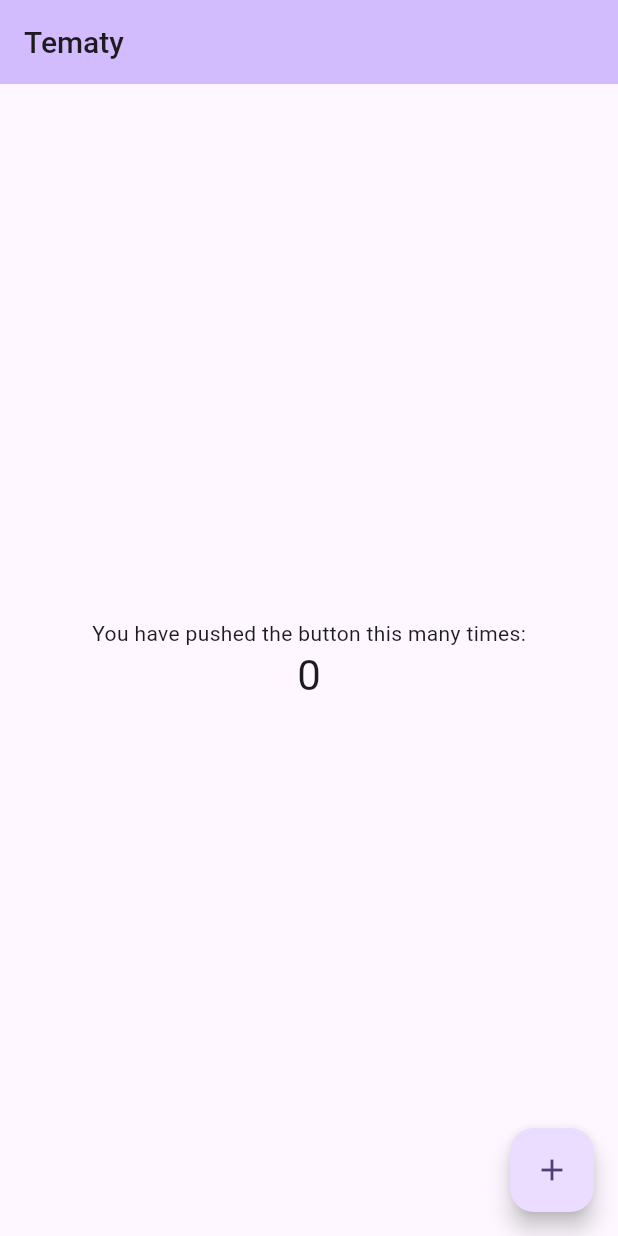
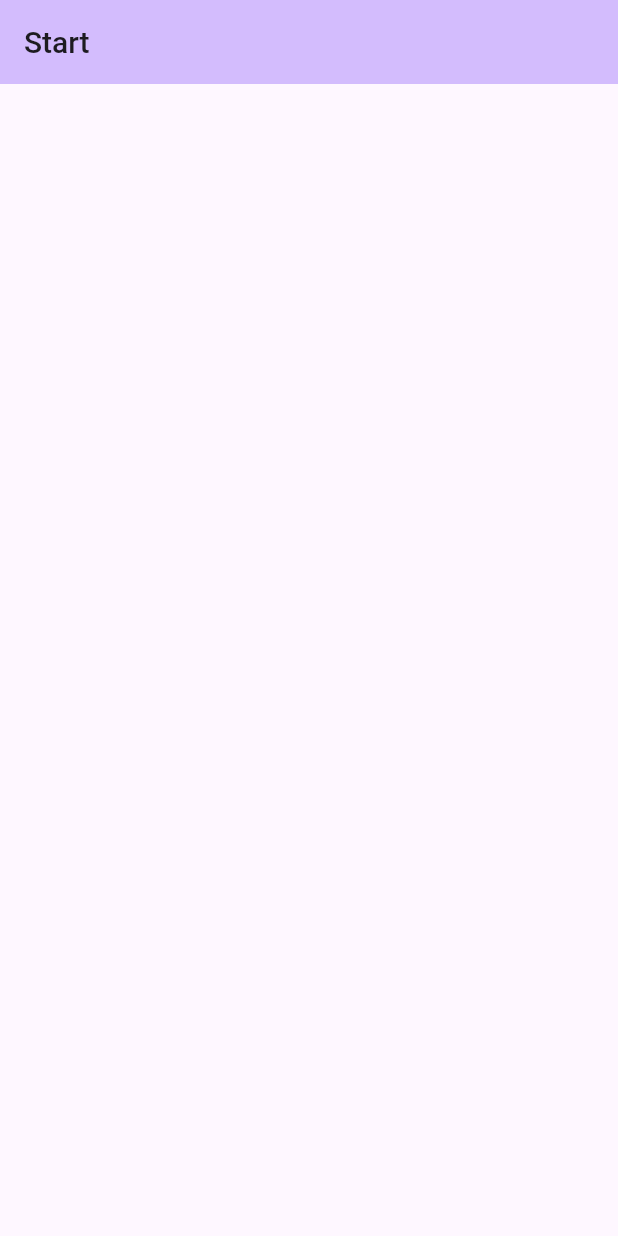
Before and after one commit to eryklorenc/recipes_app, a Flutter app: the screen it shows after launch, on a phone screen of 412 x 824 dp. Run offline on Flutter 3.47's test engine with Material 3 defaults, Android fonts, the phone set to English and light mode, and no system bars; our stand-ins replace get_it, injectable.

```diff
--- a/lib/app/app.dart
+++ b/lib/app/app.dart
@@ -1,7 +1,9 @@
 import 'package:flutter/material.dart';
+import 'package:flutter_localizations/flutter_localizations.dart';
 import 'package:recipes_app/app/core/theme/app_colors.dart';
 import 'package:recipes_app/app/core/theme/app_text_theme_extension.dart';
 import 'package:recipes_app/features/home/home_page.dart';
+import 'package:recipes_app/generated/l10n.dart';
 
 class MyApp extends StatelessWidget {
   const MyApp({super.key});
@@ -9,6 +11,13 @@ class MyApp extends StatelessWidget {
   @override
   Widget build(BuildContext context) {
     return MaterialApp(
+      supportedLocales: S.delegate.supportedLocales,
+      localizationsDelegates: const [
+        S.delegate,
+        GlobalMaterialLocalizations.delegate,
+        GlobalWidgetsLocalizations.delegate,
+        GlobalCupertinoLocalizations.delegate,
+      ],
       theme: ThemeData(
         colorScheme: ColorScheme.fromSeed(seedColor: AppColors.deepPurple),
         useMaterial3: true,
--- a/lib/features/home/home_page.dart
+++ b/lib/features/home/home_page.dart
@@ -1,5 +1,6 @@
 import 'package:flutter/material.dart';
 import 'package:recipes_app/app/core/theme/app_text_theme_extension.dart';
+import 'package:recipes_app/generated/l10n.dart';
 
 class HomePage extends StatefulWidget {
   const HomePage({super.key});
@@ -9,42 +10,15 @@ class HomePage extends StatefulWidget {
 }
 
 class _MyHomePageState extends State<HomePage> {
-  int _counter = 0;
-
-  void _incrementCounter() {
-    setState(() {
-      _counter++;
-    });
-  }
-
   @override
   Widget build(BuildContext context) {
     return Scaffold(
       appBar: AppBar(
         backgroundColor: Theme.of(context).colorScheme.inversePrimary,
         title: Text(
-          'Tematy',
+          S.of(context).start,
           style: Theme.of(context).xTextTheme.display0,
         ),
-      ),
-      body: Center(
-        child: Column(
-          mainAxisAlignment: MainAxisAlignment.center,
-          children: <Widget>[
-            const Text(
-              'You have pushed the button this many times:',
-            ),
-            Text(
-              '$_counter',
-              style: Theme.of(context).textTheme.headlineMedium,
-            ),
-          ],
-        ),
-      ),
-      floatingActionButton: FloatingActionButton(
-        onPressed: _incrementCounter,
-        tooltip: 'Increment',
-        child: const Icon(Icons.add),
       ),
     );
   }
--- /dev/null
+++ b/lib/l10n/intl_en.arb
@@ -0,0 +1,4 @@
+{
+    "@@locale": "en",
+    "start": "Start"
+}
--- a/pubspec.yaml
+++ b/pubspec.yaml
@@ -16,6 +16,10 @@ dependencies:
   get_it: ^7.7.0
   json_annotation: ^4.9.0
   injectable: ^2.4.2
+  intl: ^0.18.1
+
+  flutter_localizations:
+    sdk: flutter
 
 dev_dependencies:
   flutter_test:
@@ -31,3 +35,4 @@ flutter:
 
 assets:
      - assets/
+     - lib/l10n/intl_en.arb
```
Also changed, not shown: lib/generated/intl/messages_all.dart (added), lib/generated/intl/messages_en.dart (added), lib/generated/l10n.dart (added), pubspec.lock.
